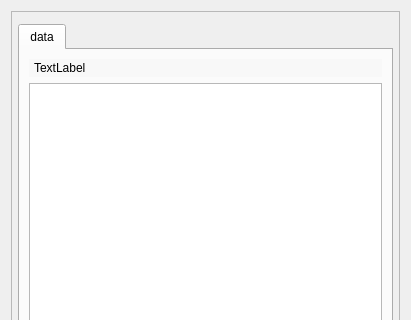
Above: mdaviz/resources/select_fields_table_view.ui from BCDA-APS/mdaviz before the change; both pictures show x 0 to 411 and y 0 to 320 of the 411 by 653 pixel window. Below: the same form after it.
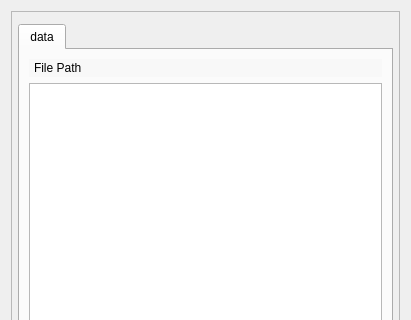
That is the form after the change.

What changed in the file:
```diff
--- a/mdaviz/resources/select_fields_table_view.ui
+++ b/mdaviz/resources/select_fields_table_view.ui
@@ -64,7 +64,7 @@
 }</string>
              </property>
              <property name="text">
-              <string>TextLabel</string>
+              <string>File Path</string>
              </property>
             </widget>
            </item>
```
Left out of the diff: 2 changed lines with no effect on the pictures.
